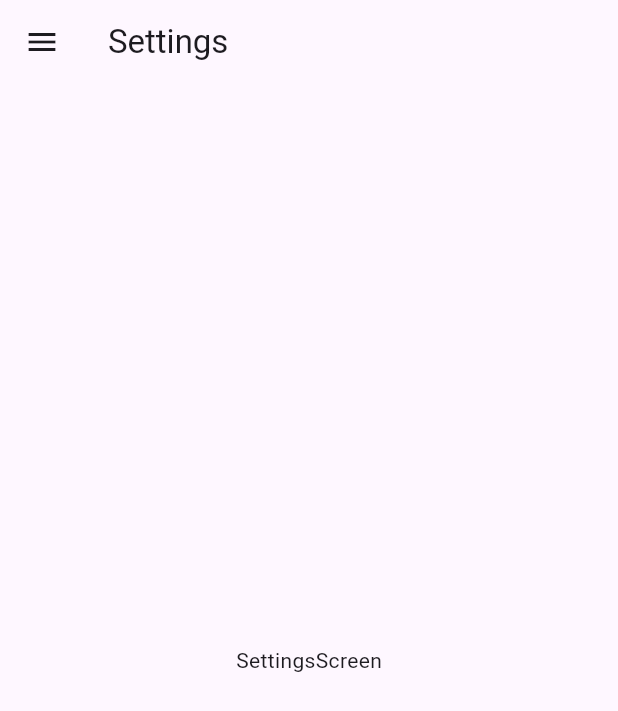
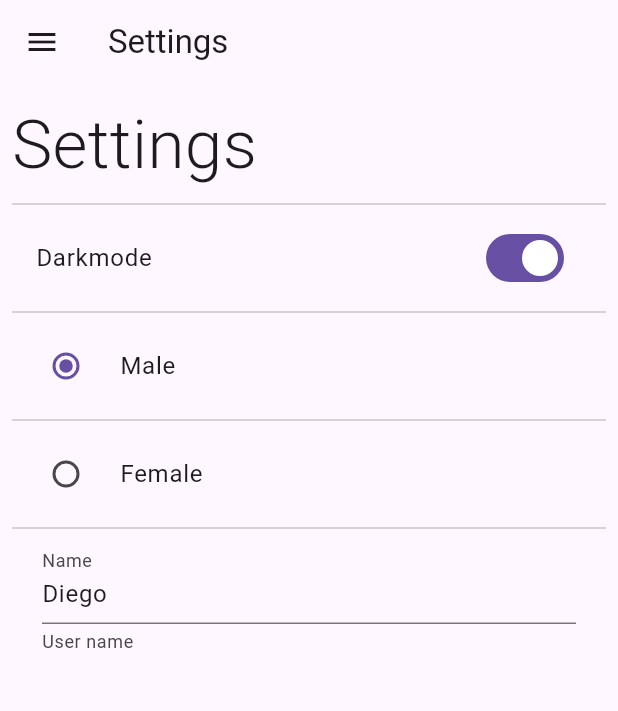
Before and after one commit to D14LB3L0/preferences_app, a Flutter app: the SettingsScreen screen opened by its route, on a phone screen of 412 x 824 dp. Shown: the top 711 px of the screen. Run offline on Flutter 3.47's test engine with Material 3 defaults, Android fonts, the phone set to English and light mode, and no system bars.

Commit message:
added info in screens

```diff
--- a/lib/screens/settings_screen.dart
+++ b/lib/screens/settings_screen.dart
@@ -9,10 +9,56 @@
   @override
   Widget build(BuildContext context) {
     return Scaffold(
-      appBar: AppBar(
-        title: const Text('Settings'),
+      appBar: AppBar(title: const Text('Settings')),
+      drawer: const SideMenu(),
+      body: Padding(
+        padding: const EdgeInsets.all(8.0),
+        child: SingleChildScrollView(
+          child: Column(
+            crossAxisAlignment: CrossAxisAlignment.start,
+            children: [
+              const Text(
+                'Settings',
+                style: TextStyle(fontSize: 45, fontWeight: FontWeight.w300),
+              ),
+              const Divider(),
+
+              SwitchListTile(
+                value: true,
+                title: const Text('Darkmode'),
+                onChanged: (value) {},
+              ),
+              const Divider(),
+
+              RadioListTile(
+                value: 1,
+                groupValue: 1,
+                title: const Text('Male'),
+                onChanged: (value) {},
+              ),
+              const Divider(),
+
+              RadioListTile(
+                value: 2,
+                groupValue: 1,
+                title: const Text('Female'),
+                onChanged: (value) {},
+              ),
+              const Divider(),
+              Padding(
+                padding: const EdgeInsets.symmetric(horizontal: 20),
+                child: TextFormField(
+                  initialValue: 'Diego',
+                  decoration: const InputDecoration(
+                    labelText: 'Name',
+                    helperText: 'User name'
+                  ),
+                ),
+              )
+            ],
+          ),
+        ),
       ),
-      drawer: const SideMenu(),
-      body: Center(child: Text('SettingsScreen')));
+    );
   }
 }
```
Also changed, not shown: lib/screens/home_screen.dart (+17 -5 lines).
